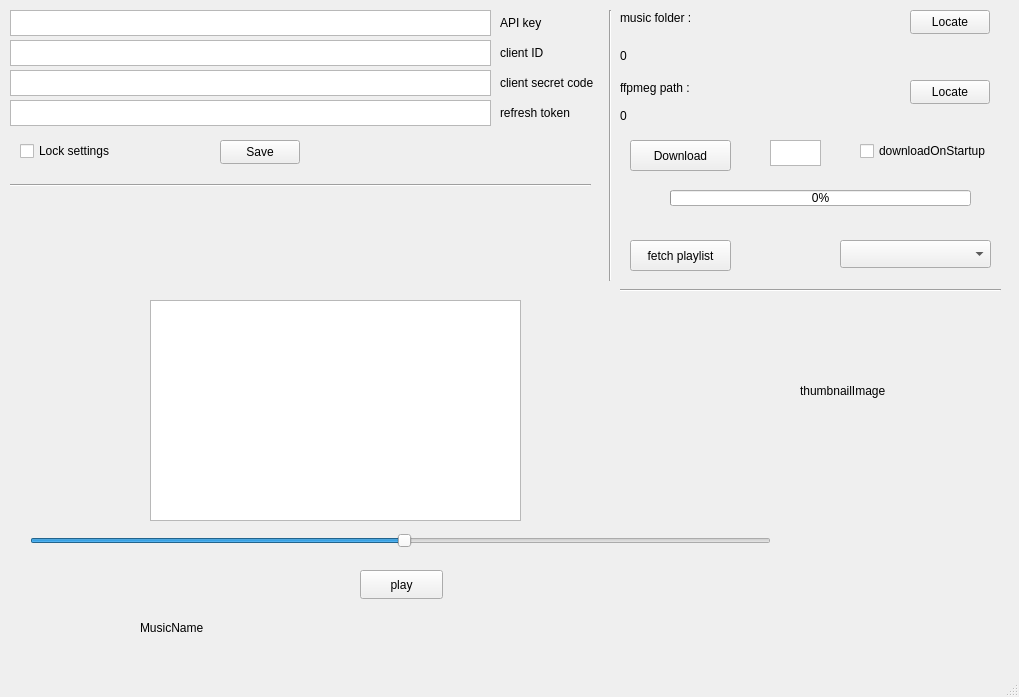
Above: mainwindow.ui from Renaud-Barrau/youtubeAudioRetriever before the change. Below: the same form after it.
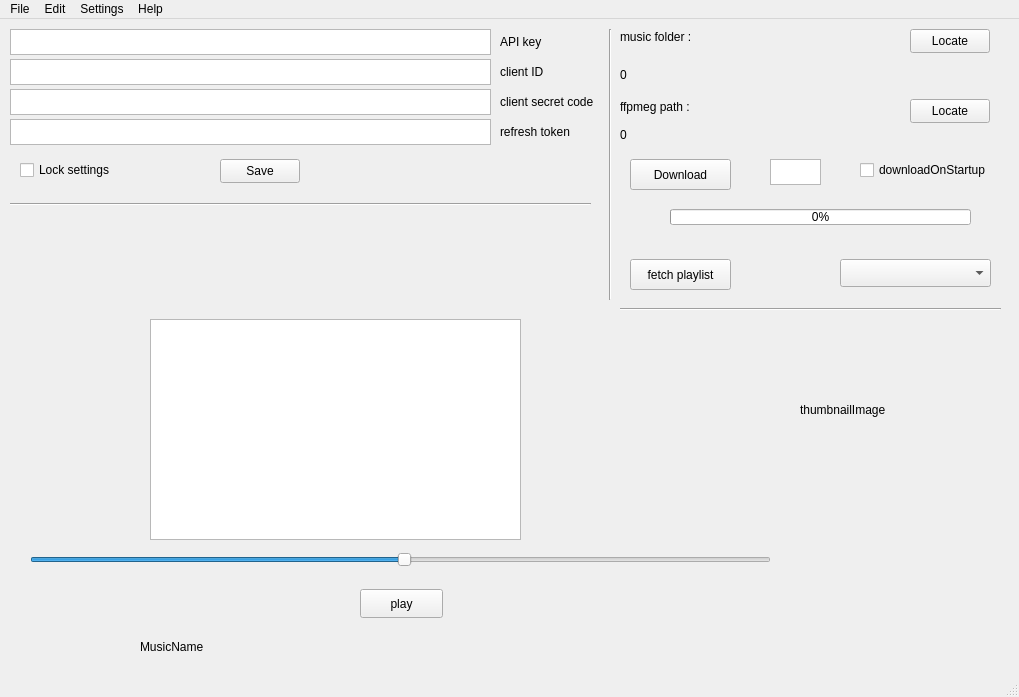
That is the form after the change.

Commit message: Add menuBar on mainWindow

What changed in the file:
```diff
--- a/mainwindow.ui
+++ b/mainwindow.ui
@@ -449,6 +449,33 @@
      <height>21</height>
     </rect>
    </property>
+   <widget class="QMenu" name="menuFile">
+    <property name="title">
+     <string>File</string>
+    </property>
+   </widget>
+   <widget class="QMenu" name="menuEdit">
+    <property name="title">
+     <string>Edit</string>
+    </property>
+   </widget>
+   <widget class="QMenu" name="menuHelp">
+    <property name="title">
+     <string>Help</string>
+    </property>
+    <addaction name="actionAbout_this_project"/>
+    <addaction name="actionAbout_Qt"/>
+   </widget>
+   <widget class="QMenu" name="menuSettings">
+    <property name="title">
+     <string>Settings</string>
+    </property>
+    <addaction name="actionApi_credidentials"/>
+   </widget>
+   <addaction name="menuFile"/>
+   <addaction name="menuEdit"/>
+   <addaction name="menuSettings"/>
+   <addaction name="menuHelp"/>
   </widget>
   <widget class="QStatusBar" name="statusbar"/>
  </widget>
```
Left out of the diff: 28 changed lines with no effect on the pictures. The commit also changes 6 other files.
